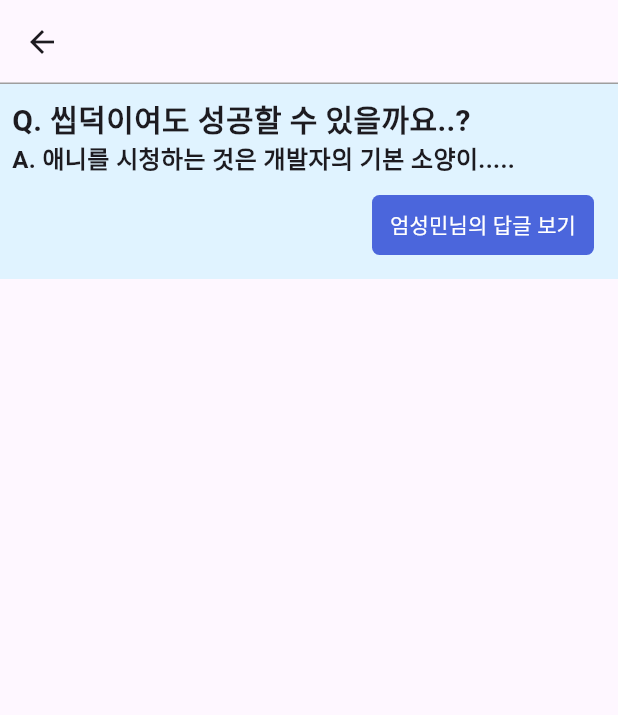
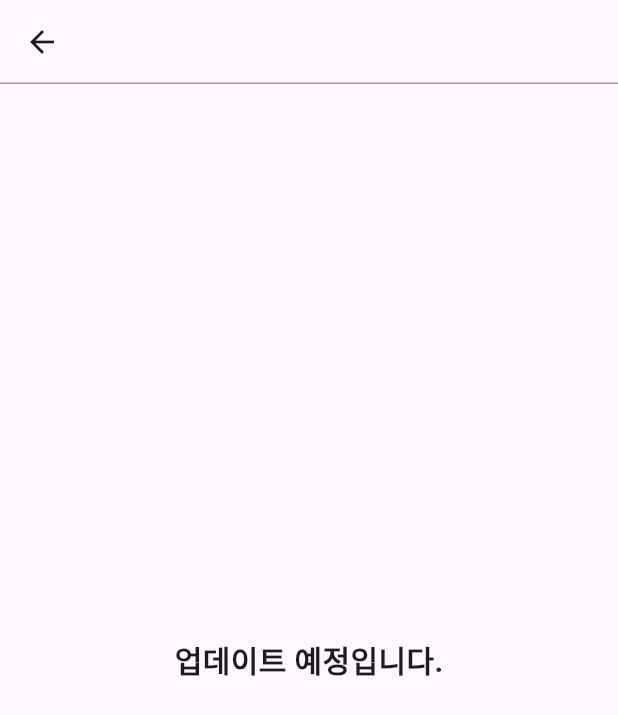
Before and after one commit to BigSogo/App, a Flutter app: the NotificationView screen opened directly, on a phone screen of 412 x 824 dp. Shown: the top 715 px of the screen. Run offline on Flutter 3.47's test engine with Material 3 defaults, Android fonts, the phone set to English and light mode, and no system bars; our stand-ins replace carousel_slider, flutter_secure_storage, fluttertoast, logger; accounts and stored records are empty; Roboto replaces fonts that are missing (Pretendard); project files that could hold a hidden picture were left out.

Commit message:
Feat :: notificationView sentence 'will update'

```diff
--- a/lib/main_service/other_service/notification_activity.dart
+++ b/lib/main_service/other_service/notification_activity.dart
@@ -17,65 +17,72 @@ class _NotificationViewState extends State<NotificationView>{
           ),
         ),
       ),
-      body: Container(
-        height: 130,
-        margin: EdgeInsets.only(bottom: 10),
-        width: double.infinity,
-        color: Color(0xFFE0F3FF),
-        child: Padding(
-          padding: const EdgeInsets.all(8.0),
-          child: Column(
-            children: [
-              Row(
-                mainAxisAlignment: MainAxisAlignment.start,
-                children: [
-                  Text("Q. 씹덕이여도 성공할 수 있을까요..?", style: TextStyle(
-                    fontWeight: FontWeight.w600,
-                    fontSize: 20
-                  ),),
-                ],
-              ),
-              Row(
-                mainAxisAlignment: MainAxisAlignment.start,
-                children: [
-                  Text("A. 애니를 시청하는 것은 개발자의 기본 소양이.....", style: TextStyle(
-                      fontWeight: FontWeight.w600,
-                      fontSize: 16
-                  ),),
-                ],
-              ),
-              Padding(
-                padding: const EdgeInsets.all(8.0),
-                child: Row(
-                  mainAxisAlignment: MainAxisAlignment.end,
-                  children: [
-                    TextButton(
-                      onPressed: () {
-                        // 버튼 클릭 시 수행할 동작 추가
-                      },
-                      style: ButtonStyle(
-                        backgroundColor:
-                        MaterialStateProperty.all<Color>(Color(0xFF4B66DC)),
-                        shape: MaterialStateProperty.all<OutlinedBorder>(
-                          RoundedRectangleBorder(
-                            borderRadius: BorderRadius.circular(5.0),
-                          ),
-                        ),
-                      ),
-                      child: Text(
-                        "엄성민님의 답글 보기",
-                        style: TextStyle(
-                          color: Colors.white,
-                        ),
-                      ),
-                    ),
-                  ],
-                ),
-              )
-            ],
-          ),
-        ),
-      ),
+      body : Center(
+        child: Text("업데이트 예정입니다.", style: TextStyle(
+          fontWeight: FontWeight.w600,
+          fontSize: 20
+        ),),
+      )
+
+      // Container(
+      //   height: 130,
+      //   margin: EdgeInsets.only(bottom: 10),
+      //   width: double.infinity,
+      //   color: Color(0xFFE0F3FF),
+      //   child: Padding(
+      //     padding: const EdgeInsets.all(8.0),
+      //     child: Column(
+      //       children: [
+      //         Row(
+      //           mainAxisAlignment: MainAxisAlignment.start,
+      //           children: [
+      //             Text("Q. 씹덕이여도 성공할 수 있을까요..?", style: TextStyle(
+      //               fontWeight: FontWeight.w600,
+      //               fontSize: 20
+      //             ),),
+      //           ],
+      //         ),
+      //         Row(
+      //           mainAxisAlignment: MainAxisAlignment.start,
+      //           children: [
+      //             Text("A. 애니를 시청하는 것은 개발자의 기본 소양이.....", style: TextStyle(
+      //                 fontWeight: FontWeight.w600,
+      //                 fontSize: 16
+      //             ),),
+      //           ],
+      //         ),
+      //         Padding(
+      //           padding: const EdgeInsets.all(8.0),
+      //           child: Row(
+      //             mainAxisAlignment: MainAxisAlignment.end,
+      //             children: [
+      //               TextButton(
+      //                 onPressed: () {
+      //                   // 버튼 클릭 시 수행할 동작 추가
+      //                 },
+      //                 style: ButtonStyle(
+      //                   backgroundColor:
+      //                   MaterialStateProperty.all<Color>(Color(0xFF4B66DC)),
+      //                   shape: MaterialStateProperty.all<OutlinedBorder>(
+      //                     RoundedRectangleBorder(
+      //                       borderRadius: BorderRadius.circular(5.0),
+      //                     ),
+      //                   ),
+      //                 ),
+      //                 child: Text(
+      //                   "엄성민님의 답글 보기",
+      //                   style: TextStyle(
+      //                     color: Colors.white,
+      //                   ),
+      //                 ),
+      //               ),
+      //             ],
+      //           ),
+      //         )
+      //       ],
+      //     ),
+      //   ),
+      // ),
 
     );
   }
```
